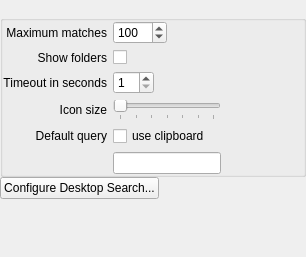
This is crystalConfig.ui in KDE/plasma-crystal as Qt 5 draws it before an edit. The edited form follows.
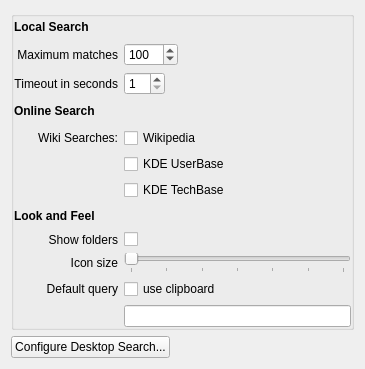
This is the edited form.

Commit message:
More fancy MediaWiki searches: wikipedia, user- and techbase
- add wikipedia, userbase and techbase MediaWiki searches
- rework the config dialogue a bit and add the above as options
- Enable/disable defaultquery lineedit when the clipboard checkbox is
  toggled

```diff
--- a/crystalConfig.ui
+++ b/crystalConfig.ui
@@ -5,8 +5,8 @@
    <rect>
     <x>0</x>
     <y>0</y>
-    <width>306</width>
-    <height>257</height>
+    <width>365</width>
+    <height>369</height>
    </rect>
   </property>
   <property name="windowTitle" >
@@ -15,43 +15,8 @@
   <property name="accessibleName" >
    <string>Configure Pager</string>
   </property>
-  <layout class="QGridLayout" name="gridLayout_2" >
-   <property name="margin" >
-    <number>0</number>
-   </property>
-   <property name="spacing" >
-    <number>0</number>
-   </property>
-   <item row="1" column="0" >
-    <spacer name="verticalSpacer" >
-     <property name="orientation" >
-      <enum>Qt::Vertical</enum>
-     </property>
-     <property name="sizeType" >
-      <enum>QSizePolicy::Fixed</enum>
-     </property>
-     <property name="sizeHint" stdset="0" >
-      <size>
-       <width>20</width>
-       <height>15</height>
-      </size>
-     </property>
-    </spacer>
-   </item>
-   <item row="5" column="0" >
-    <spacer name="verticalSpacer_4" >
-     <property name="orientation" >
-      <enum>Qt::Vertical</enum>
-     </property>
-     <property name="sizeHint" stdset="0" >
-      <size>
-       <width>20</width>
-       <height>47</height>
-      </size>
-     </property>
-    </spacer>
-   </item>
-   <item row="3" column="0" >
+  <layout class="QVBoxLayout" name="verticalLayout" >
+   <item>
     <widget class="QGroupBox" name="appearenceGroupBox" >
      <property name="title" >
       <string/>
@@ -66,7 +31,7 @@
       <property name="margin" >
        <number>0</number>
       </property>
-      <item row="0" column="0" >
+      <item row="1" column="0" >
        <widget class="QLabel" name="displayLabel" >
         <property name="text" >
          <string>Maximum matches</string>
@@ -76,7 +41,7 @@
         </property>
        </widget>
       </item>
-      <item row="0" column="1" >
+      <item row="1" column="1" >
        <widget class="QSpinBox" name="matchesSpin" >
         <property name="sizePolicy" >
          <sizepolicy vsizetype="Fixed" hsizetype="Fixed" >
@@ -101,27 +66,7 @@
         </property>
        </widget>
       </item>
-      <item row="2" column="0" >
-       <widget class="QLabel" name="labelRows_3" >
-        <property name="text" >
-         <string>Show folders</string>
-        </property>
-        <property name="alignment" >
-         <set>Qt::AlignRight|Qt::AlignTrailing|Qt::AlignVCenter</set>
-        </property>
-        <property name="buddy" >
-         <cstring>timeoutSpin</cstring>
-        </property>
-       </widget>
-      </item>
-      <item row="2" column="1" >
-       <widget class="QCheckBox" name="showFoldersCheck" >
-        <property name="text" >
-         <string/>
-        </property>
-       </widget>
-      </item>
-      <item row="3" column="0" >
+      <item row="4" column="0" >
        <widget class="QLabel" name="label_3" >
         <property name="text" >
          <string>Timeout in seconds</string>
@@ -131,7 +76,7 @@
         </property>
        </widget>
       </item>
-      <item row="3" column="1" >
+      <item row="4" column="1" >
        <widget class="QSpinBox" name="timeoutSpin" >
         <property name="sizePolicy" >
          <sizepolicy vsizetype="Fixed" hsizetype="Fixed" >
@@ -159,20 +104,7 @@
         </property>
        </widget>
       </item>
-      <item row="3" column="2" >
-       <spacer name="horizontalSpacer" >
-        <property name="orientation" >
-         <enum>Qt::Horizontal</enum>
-        </property>
-        <property name="sizeHint" stdset="0" >
-         <size>
-          <width>40</width>
-          <height>20</height>
-         </size>
-        </property>
-       </spacer>
-      </item>
-      <item row="4" column="0" >
+      <item row="11" column="0" >
        <widget class="QLabel" name="label" >
         <property name="text" >
          <string>Icon size</string>
@@ -182,7 +114,7 @@
         </property>
        </widget>
       </item>
-      <item row="4" column="1" >
+      <item row="11" column="1" >
        <widget class="QSlider" name="sizeSlider" >
         <property name="maximum" >
          <number>6</number>
@@ -195,7 +127,7 @@
         </property>
        </widget>
       </item>
-      <item row="5" column="0" >
+      <item row="12" column="0" >
        <widget class="QLabel" name="labelRows" >
         <property name="text" >
          <string>Default query</string>
@@ -208,20 +140,92 @@
         </property>
        </widget>
       </item>
-      <item row="5" column="1" >
+      <item row="12" column="1" >
        <widget class="QCheckBox" name="clipboard" >
         <property name="text" >
          <string>use clipboard</string>
         </property>
        </widget>
       </item>
-      <item row="6" column="1" >
+      <item row="13" column="1" >
        <widget class="QLineEdit" name="defaultQuery" />
       </item>
+      <item row="9" column="0" >
+       <widget class="QLabel" name="label_2" >
+        <property name="text" >
+         <string>&lt;b>Look and Feel&lt;/b></string>
+        </property>
+       </widget>
+      </item>
+      <item row="0" column="0" >
+       <widget class="QLabel" name="label_4" >
+        <property name="text" >
+         <string>&lt;b>Local Search&lt;/b></string>
+        </property>
+       </widget>
+      </item>
+      <item row="5" column="0" >
+       <widget class="QLabel" name="label_5" >
+        <property name="text" >
+         <string>&lt;b>Online Search&lt;/b></string>
+        </property>
+       </widget>
+      </item>
+      <item row="6" column="0" >
+       <widget class="QLabel" name="label_6" >
+        <property name="text" >
+         <string>Wiki Searches:</string>
+        </property>
+        <property name="alignment" >
+         <set>Qt::AlignRight|Qt::AlignTrailing|Qt::AlignVCenter</set>
+        </property>
+       </widget>
+      </item>
+      <item row="6" column="1" >
+       <widget class="QCheckBox" name="wikipedia" >
+        <property name="text" >
+         <string>Wikipedia</string>
+        </property>
+       </widget>
+      </item>
+      <item row="7" column="1" >
+       <widget class="QCheckBox" name="userbase" >
+        <property name="text" >
+         <string>KDE UserBase</string>
+        </property>
+       </widget>
+      </item>
+      <item row="8" column="1" >
+       <widget class="QCheckBox" name="techbase" >
+        <property name="text" >
+         <string>KDE TechBase</string>
+        </property>
+       </widget>
+      </item>
+      <item row="10" column="0" >
+       <widget class="QLabel" name="labelRows_3" >
+        <property name="text" >
+         <string>Show folders</string>
+        </property>
+        <property name="alignment" >
+         <set>Qt::AlignRight|Qt::AlignTrailing|Qt::AlignVCenter</set>
+        </property>
+        <property name="buddy" >
+         <cstring>timeoutSpin</cstring>
+        </property>
+       </widget>
+      </item>
+      <item row="10" column="1" >
+       <widget class="QCheckBox" name="showFoldersCheck" >
+        <property name="text" >
+         <string/>
+        </property>
+       </widget>
+      </item>
      </layout>
     </widget>
    </item>
-   <item row="4" column="0" >
+   <item>
     <layout class="QHBoxLayout" name="horizontalLayout" >
      <item>
       <widget class="QPushButton" name="configButton" >
```
Left out of the diff: 19 changed lines with no effect on the pictures. The commit also changes 4 other files.
